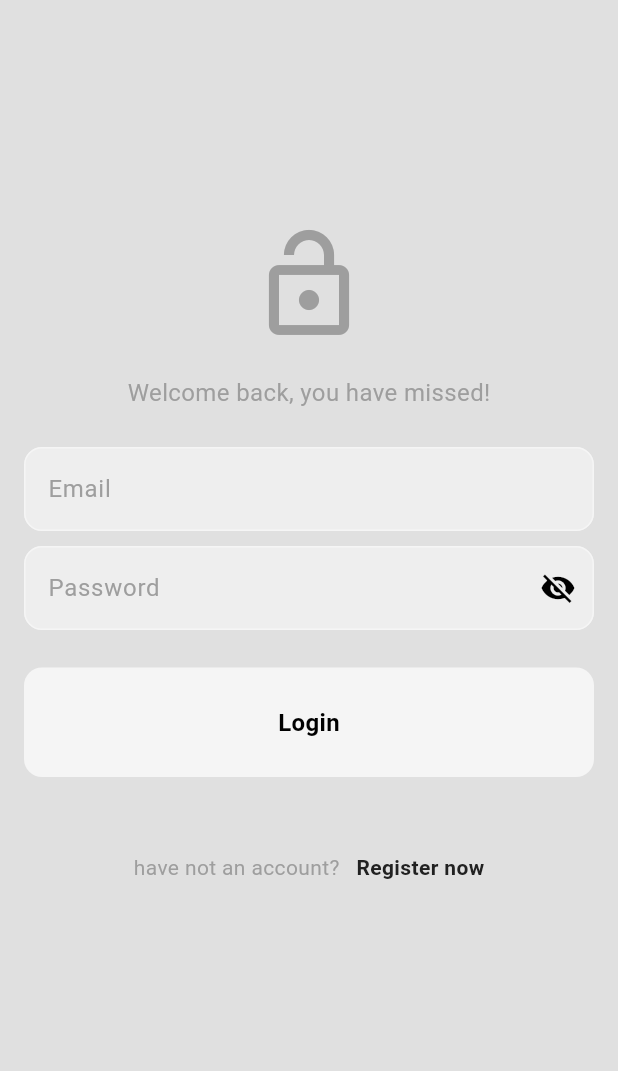
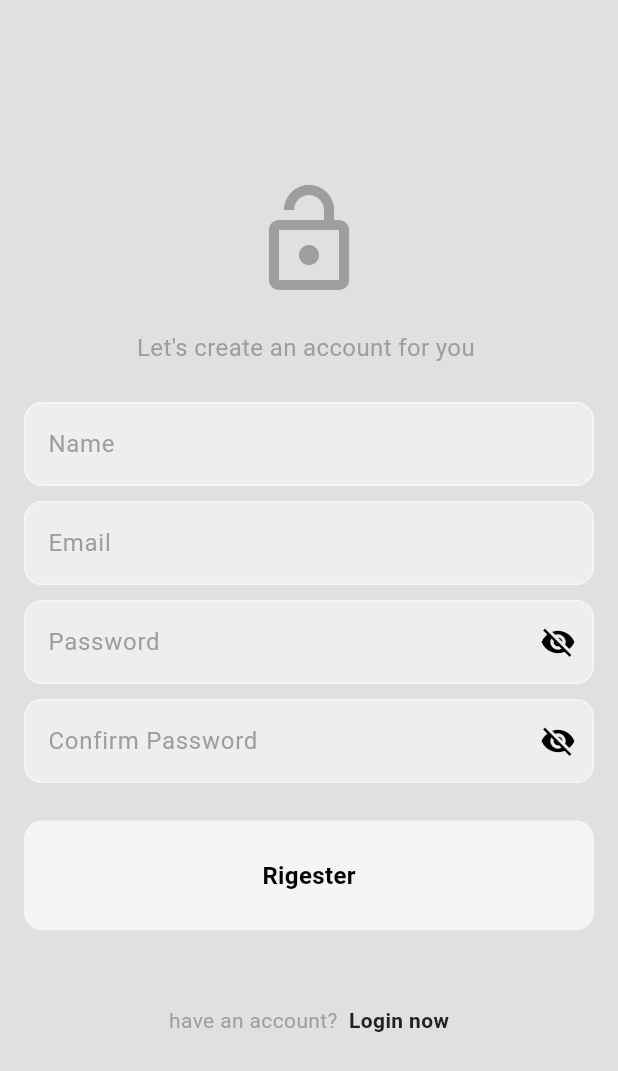
Before and after one commit to mahmoudahmed1718/social_media_app, a Flutter app: the screen it shows after launch, after a tap on "Register now", on a phone screen of 412 x 824 dp. Shown: the top 1071 px of the screen. Run offline on Flutter 3.47's test engine with Material 3 defaults, Android fonts, the phone set to English and light mode, and no system bars; drawn by our look-alikes of modal_progress_hud_nsn; our stand-ins replace bloc, dartz, firebase_auth, firebase_core, flutter_bloc, get_it; missing offline and left inert: flutter_facebook_auth; accounts and stored records are empty; generated files the repository leaves out were written again.

Commit message:
add modal progress hud and create custom widget with it to make it any modfy easy

```diff
--- a/lib/core/utils/on_route_generate.dart
+++ b/lib/core/utils/on_route_generate.dart
@@ -1,5 +1,6 @@
 import 'package:flutter/material.dart';
 import 'package:social_meda/features/auth/presentation/views/login_page.dart';
+import 'package:social_meda/features/auth/presentation/views/register_page.dart';
 import 'package:social_meda/features/splash/presentation/view/splash_view.dart';
 
 Route<dynamic> onGenerateRoutes(RouteSettings settings) {
@@ -9,6 +10,9 @@ Route<dynamic> onGenerateRoutes(RouteSettings settings) {
 
     case LoginPage.routeName:
       return MaterialPageRoute(builder: (context) => const LoginPage());
+
+    case RegisterPage.routeName:
+      return MaterialPageRoute(builder: (context) => const RegisterPage());
     default:
       return MaterialPageRoute(builder: (context) => const Scaffold());
   }
--- /dev/null
+++ b/lib/core/widgets/custom_modal_progress_hud.dart
@@ -0,0 +1,16 @@
+import 'package:flutter/material.dart';
+import 'package:modal_progress_hud_nsn/modal_progress_hud_nsn.dart';
+
+class CustomModalProgrssHud extends StatelessWidget {
+  const CustomModalProgrssHud({
+    super.key,
+    required this.isLoading,
+    required this.child,
+  });
+  final bool isLoading;
+  final Widget child;
+  @override
+  Widget build(BuildContext context) {
+    return ModalProgressHUD(inAsyncCall: isLoading, child: child);
+  }
+}
--- a/lib/features/auth/presentation/views/register_page.dart
+++ b/lib/features/auth/presentation/views/register_page.dart
@@ -8,6 +8,7 @@ import 'package:social_meda/features/auth/presentation/views/widgets/regster_pag
 class RegisterPage extends StatelessWidget {
   const RegisterPage({super.key, this.togglePage});
   final void Function()? togglePage;
+  static const String routeName = '/register';
   @override
   Widget build(BuildContext context) {
     return Scaffold(
--- a/lib/features/auth/presentation/views/widgets/login_page_body.dart
+++ b/lib/features/auth/presentation/views/widgets/login_page_body.dart
@@ -79,7 +79,9 @@ class _LoginPageBodyState extends State<LoginPageBody> {
                     ),
                   ),
                   GestureDetector(
-                    onTap: () {},
+                    onTap: () {
+                      Navigator.pushNamed(context, '/register');
+                    },
                     child: Text(
                       '  Register now',
                       style: TextStyle(
--- a/lib/features/auth/presentation/views/widgets/regster_page_body.dart
+++ b/lib/features/auth/presentation/views/widgets/regster_page_body.dart
@@ -1,5 +1,7 @@
 import 'package:flutter/material.dart';
+import 'package:flutter_bloc/flutter_bloc.dart';
 import 'package:social_meda/core/helper/snak_bar_method.dart';
+import 'package:social_meda/features/auth/presentation/manger/cubit/auth_cubit.dart';
 import 'package:social_meda/features/auth/presentation/views/widgets/my_button.dart';
 import 'package:social_meda/features/auth/presentation/views/widgets/my_text_filed.dart';
 
@@ -94,7 +96,12 @@ class _RegsterPageBodyState extends State<RegsterPageBody> {
                   ),
                 ),
                 const SizedBox(height: 25),
-                MyButton(onTap: () {}, text: 'Rigester'),
+                MyButton(
+                  onTap: () {
+                    register();
+                  },
+                  text: 'Rigester',
+                ),
                 const SizedBox(height: 50),
                 Row(
                   mainAxisAlignment: MainAxisAlignment.center,
@@ -106,7 +113,9 @@ class _RegsterPageBodyState extends State<RegsterPageBody> {
                       ),
                     ),
                     GestureDetector(
-                      onTap: () {},
+                      onTap: () {
+                        Navigator.pop(context);
+                      },
                       child: Text(
                         ' Login now',
                         style: TextStyle(
@@ -139,7 +148,11 @@ class _RegsterPageBodyState extends State<RegsterPageBody> {
         pw.isNotEmpty &&
         confirmPw.isNotEmpty) {
       if (pw == confirmPw) {
-        // authcubit.register(name, email, pw);
+        context.read<AuthCubit>().register(
+          email: email,
+          password: pw,
+          name: name,
+        );
       } else {
         snakBarMethod(context: context, message: 'passwords do not match');
       }
--- a/lib/features/auth/presentation/views/widgets/regster_page_body_bloc_consumer.dart
+++ b/lib/features/auth/presentation/views/widgets/regster_page_body_bloc_consumer.dart
@@ -1,6 +1,8 @@
 import 'package:flutter/material.dart';
 import 'package:flutter_bloc/flutter_bloc.dart';
+
 import 'package:social_meda/core/helper/snak_bar_method.dart';
+import 'package:social_meda/core/widgets/custom_modal_progress_hud.dart';
 import 'package:social_meda/features/auth/presentation/manger/cubit/auth_cubit.dart';
 import 'package:social_meda/features/auth/presentation/views/widgets/regster_page_body.dart';
 
@@ -21,7 +23,10 @@ class RegsterPageBodyBlocConsumer extends StatelessWidget {
         }
       },
       builder: (context, state) {
-        return RegsterPageBody();
+        return CustomModalProgrssHud(
+          isLoading: state is AuthLoading ? true : false,
+          child: RegsterPageBody(),
+        );
       },
     );
   }
--- a/pubspec.yaml
+++ b/pubspec.yaml
@@ -41,6 +41,7 @@ dependencies:
   get_it: ^8.2.0
   google_sign_in: ^7.1.1
   meta: ^1.16.0
+  modal_progress_hud_nsn: ^0.5.1
 
 dev_dependencies:
   flutter_lints: ^5.0.0
```
Also changed, not shown: pubspec.lock.
